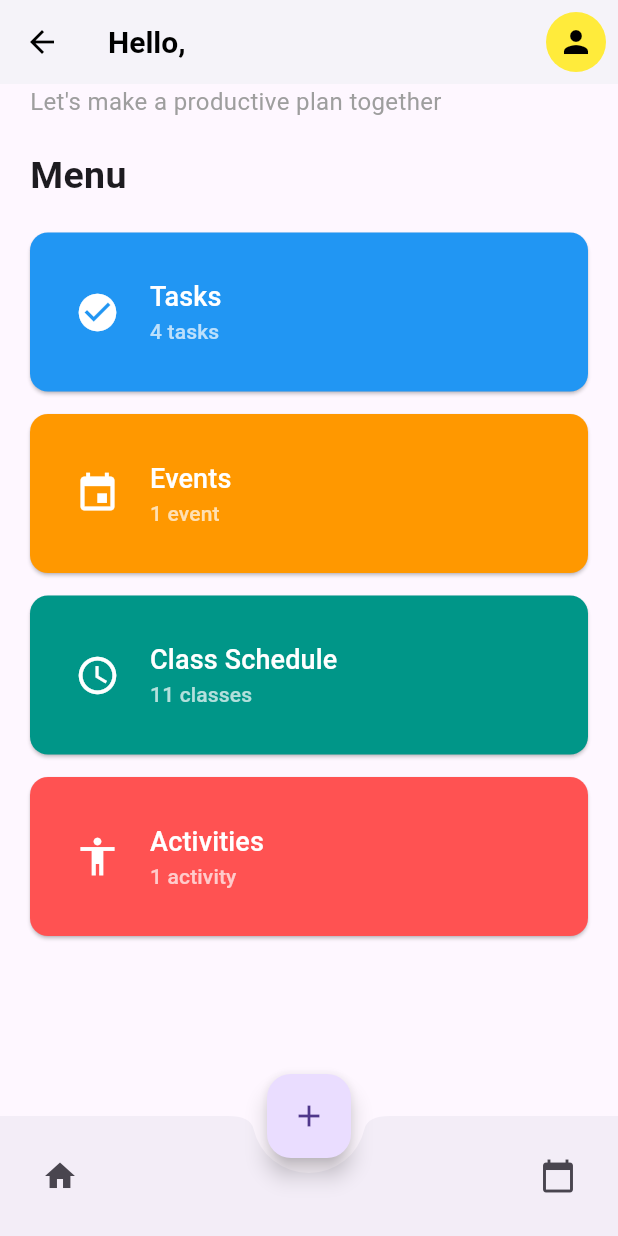
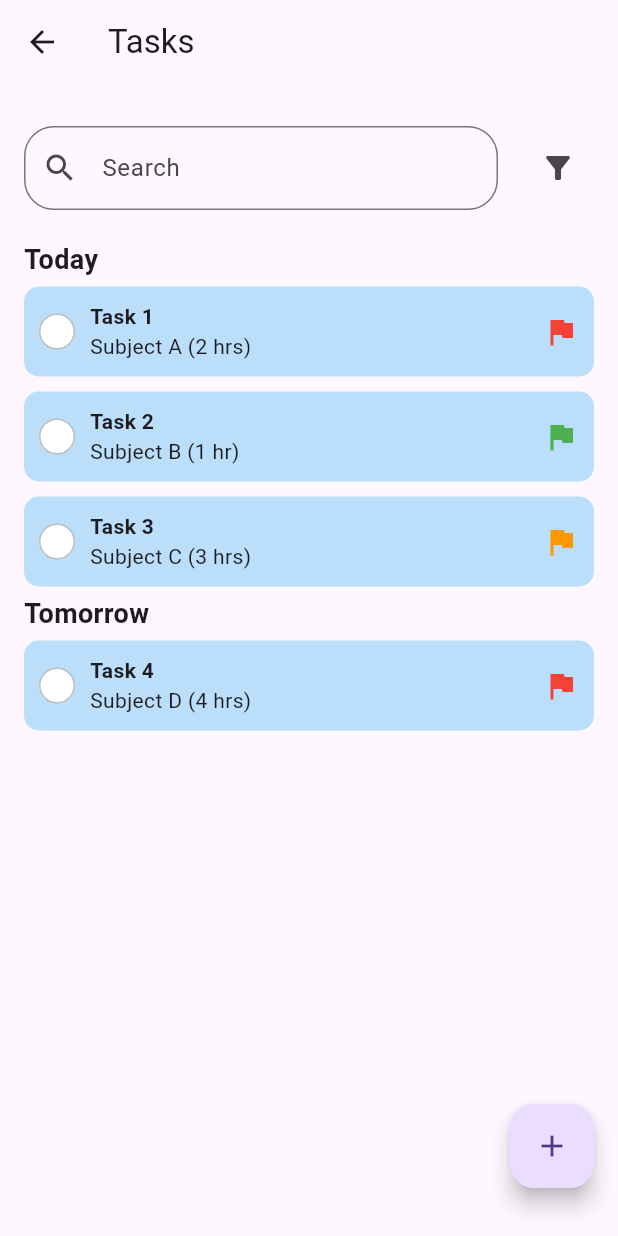
Before and after one commit to IJLadera/planma-app, a Flutter app: the Dashboard screen opened directly with empty values, after a tap on "Tasks", on a phone screen of 412 x 824 dp. Run offline on Flutter 3.47's test engine with Material 3 defaults, Android fonts, the phone set to English and light mode, and no system bars.

Commit message:
task fields

```diff
--- a/lib/core/dashboard.dart
+++ b/lib/core/dashboard.dart
@@ -1,4 +1,5 @@
 import 'package:flutter/material.dart';
+import 'package:planma_app/task/by_date.dart';
 
 class Dashboard extends StatelessWidget {
   final String username;
@@ -55,7 +56,10 @@ class Dashboard extends StatelessWidget {
                     title: 'Tasks',
                     subtitle: '4 tasks',
                     onPressed: () {
-                      // Navigate to Tasks page
+                      Navigator.push(
+                        context,
+                        MaterialPageRoute(builder: (context) => ByDate()),
+                      );
                     },
                   ),
                   SizedBox(height: 15),
--- /dev/null
+++ b/lib/task/by_date.dart
@@ -0,0 +1,106 @@
+import 'package:flutter/material.dart';
+import 'package:planma_app/task/widget/task_item.dart'; // Ensure this path is correct
+import 'package:planma_app/task/widget/search_bar.dart'; // Import the SearchBar widget
+import 'package:planma_app/task/widget/task_section.dart'; // Import the TaskSection widget
+import 'package:planma_app/task/widget/filter_dialog.dart';
+
+class ByDate extends StatefulWidget {
+  @override
+  _ByDate createState() => _ByDate();
+}
+
+class _ByDate extends State<ByDate> {
+  String selectedFilter = 'None';
+
+  @override
+  Widget build(BuildContext context) {
+    return Scaffold(
+      appBar: AppBar(
+        title: Text("Tasks"),
+      ),
+      body: Padding(
+        padding: const EdgeInsets.symmetric(horizontal: 16.0, vertical: 8.0),
+        child: Column(
+          children: [
+            Padding(
+              padding: const EdgeInsets.symmetric(vertical: 10.0),
+              child: Row(
+                mainAxisAlignment: MainAxisAlignment.spaceBetween,
+                children: [
+                  // Custom Search Bar
+                  Expanded(
+                    child: CustomSearchBar(),
+                  ),
+                  SizedBox(
+                      width: 16), // Space between search bar and filter button
+                  // Filter Button
+                  IconButton(
+                    icon: Icon(Icons.filter_alt),
+                    onPressed: () {
+                      // Open the filter dialog
+                      showDialog(
+                        context: context,
+                        builder: (BuildContext context) {
+                          return FilterDialog(
+                            onFilterSelected: (filter) {
+                              setState(() {
+                                selectedFilter = filter;
+                              });
+                            },
+                          );
+                        },
+                      );
+                    },
+                  ),
+                ],
+              ),
+            ),
+            // Task sections for each date
+            TaskSection(title: 'Today', tasks: [
+              TaskItem(
+                taskName: "Task 1",
+                subject: "Subject A",
+                duration: "2 hrs",
+                icon: Icons.flag,
+                priority: 'High', // Priority
+              ),
+              TaskItem(
+                taskName: "Task 2",
+                subject: "Subject B",
+                duration: "1 hr",
+                icon: Icons.flag,
+                priority: 'Low', // Priority
+              ),
+              TaskItem(
+                taskName: "Task 3",
+                subject: "Subject C",
+                duration: "3 hrs",
+                icon: Icons.flag,
+                priority: 'Medium', // Priority
+              ),
+            ]),
+            TaskSection(title: 'Tomorrow', tasks: [
+              TaskItem(
+                taskName: "Task 4",
+                subject: "Subject D",
+                duration: "4 hrs",
+                icon: Icons.flag,
+                priority: 'High', // Priority
+              ),
+            ]),
+          ],
+        ),
+      ),
+      floatingActionButtonLocation: FloatingActionButtonLocation.endFloat,
+      floatingActionButton: Padding(
+        padding: const EdgeInsets.only(bottom: 16.0),
+        child: FloatingActionButton(
+          onPressed: () {
+            // Add task creation logic here
+          },
+          child: Icon(Icons.add),
+        ),
+      ),
+    );
+  }
+}
--- /dev/null
+++ b/lib/task/create_task.dart
@@ -0,0 +1,3 @@
+void createTask(String name, String subject, String duration) {
+  // Add task creation logic here
+}
--- /dev/null
+++ b/lib/task/delete_task.dart
@@ -0,0 +1,3 @@
+void deleteTask(String id) {
+  // Add task deletion logic here
+}
--- /dev/null
+++ b/lib/task/edit_task.dart
@@ -0,0 +1,3 @@
+void editTask(String id, String newName, String newSubject, String newDuration) {
+  // Add task editing logic here
+}
--- /dev/null
+++ b/lib/task/widget/search_bar.dart
@@ -0,0 +1,17 @@
+import 'package:flutter/material.dart';
+
+class CustomSearchBar extends StatelessWidget {
+  @override
+  Widget build(BuildContext context) {
+    return Padding(
+      padding: const EdgeInsets.symmetric(vertical: 10),
+      child: TextField(
+        decoration: InputDecoration(
+          hintText: 'Search',
+          prefixIcon: Icon(Icons.search),
+          border: OutlineInputBorder(borderRadius: BorderRadius.circular(20)),
+        ),
+      ),
+    );
+  }
+}
--- /dev/null
+++ b/lib/task/widget/task_item.dart
@@ -0,0 +1,105 @@
+import 'package:flutter/material.dart';
+
+class TaskItem extends StatefulWidget {
+  final String taskName;
+  final String subject;
+  final String duration;
+  final IconData icon;
+  final String priority; // Added priority field
+
+  TaskItem({
+    required this.taskName,
+    required this.subject,
+    required this.duration,
+    required this.icon,
+    required this.priority, // Pass priority here
+  });
+
+  @override
+  _TaskItemState createState() => _TaskItemState();
+}
+
+class _TaskItemState extends State<TaskItem> {
+  bool isChecked = false;
+
+  void toggleCheckbox() {
+    setState(() {
+      isChecked = !isChecked;
+    });
+  }
+
+  Color getPriorityColor(String priority) {
+    switch (priority) {
+      case 'High':
+        return Colors.red; // High priority - red
+      case 'Medium':
+        return Colors.orange; // Medium priority - orange
+      case 'Low':
+        return Colors.green; // Low priority - green
+      default:
+        return Colors.grey; // Default color for no priority
+    }
+  }
+
+  @override
+  Widget build(BuildContext context) {
+    return Container(
+      margin: EdgeInsets.symmetric(vertical: 5),
+      padding: EdgeInsets.all(10),
+      decoration: BoxDecoration(
+        color: Colors.blue[100],
+        borderRadius: BorderRadius.circular(10),
+      ),
+      child: Row(
+        mainAxisAlignment: MainAxisAlignment.spaceBetween,
+        children: [
+          Row(
+            children: [
+              GestureDetector(
+                onTap: toggleCheckbox,
+                child: Container(
+                  width: 24,
+                  height: 24,
+                  decoration: BoxDecoration(
+                    shape: BoxShape.circle,
+                    color: isChecked ? Colors.green : Colors.white,
+                    border: Border.all(
+                        color: Colors.black26), // Border for visual clarity
+                  ),
+                  child: isChecked
+                      ? Icon(
+                          Icons.check,
+                          size: 16,
+                          color: Colors.white,
+                        )
+                      : null,
+                ),
+              ),
+              SizedBox(width: 10),
+              Column(
+                crossAxisAlignment: CrossAxisAlignment.start,
+                children: [
+                  Text(
+                    widget.taskName,
+                    style: TextStyle(fontWeight: FontWeight.bold),
+                  ),
+                  Text('${widget.subject} (${widget.duration})'),
+                ],
+              ),
+            ],
+          ),
+          Row(
+            children: [
+              Icon(
+                widget.icon, // Flag icon
+                color: getPriorityColor(
+                    widget.priority), // Set flag color based on priority
+                size: 24, // Icon size
+              ),
+            ],
+          ),
+        ],
+      ),
+    );
+  }
+}
--- /dev/null
+++ b/lib/task/widget/task_section.dart
@@ -0,0 +1,21 @@
+import 'package:flutter/material.dart';
+import 'package:planma_app/task/widget/task_item.dart';
+
+class TaskSection extends StatelessWidget {
+  final String title;
+  final List<TaskItem> tasks;
+
+  TaskSection({required this.title, required this.tasks});
+
+  @override
+  Widget build(BuildContext context) {
+    return Column(
+      crossAxisAlignment: CrossAxisAlignment.start,
+      children: [
+        Text(title,
+            style: TextStyle(fontSize: 18, fontWeight: FontWeight.bold)),
+        Column(children: tasks),
+      ],
+    );
+  }
+}
```
Also changed, not shown: lib/task/by_subject.dart (added, +114 -0 lines), lib/task/widget/filter_dialog.dart (added, +46 -0 lines).
